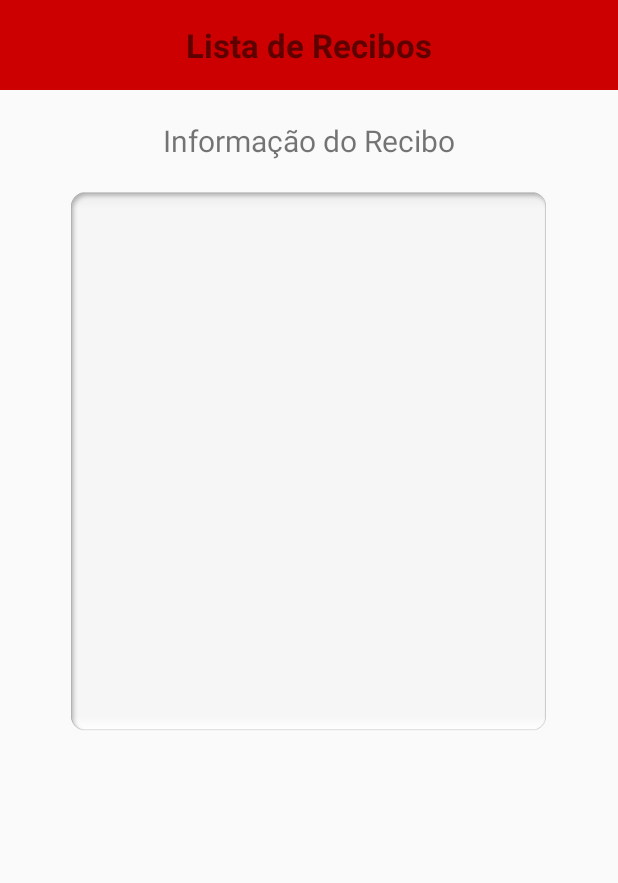
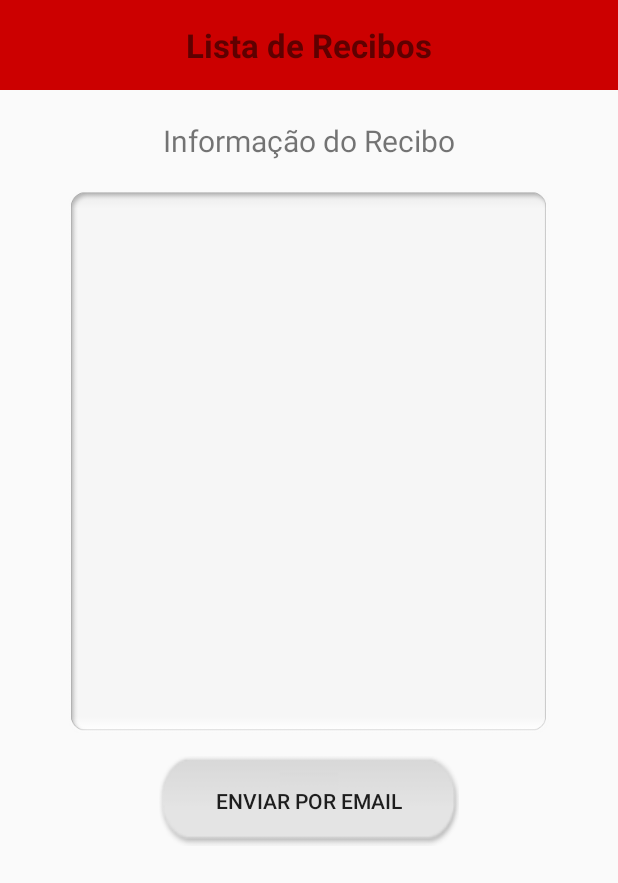
Before and after one commit to ManuelMouta/Receipt-Organizer, an Android app: the ReceiptInfoActivity screen opened directly, with no data from a screen before it, on a phone screen of 412 x 824 dp. Shown: the top 883 px of the screen. Run offline under Robolectric (Android 15) with nearby library versions, the phone set to English and light mode, and no system bars.

Commit message:
EDIT - ReceiptListAdapter.java - It is now possible to send an email with the photo attached

```diff
--- a/app/src/main/java/com/example/manuel/receiptorganizer/activities/ReceiptInfoActivity.java
+++ b/app/src/main/java/com/example/manuel/receiptorganizer/activities/ReceiptInfoActivity.java
@@ -1,18 +1,24 @@
 package com.example.manuel.receiptorganizer.activities;
 
 import android.content.Intent;
+import android.net.Uri;
 import android.os.Bundle;
 import android.os.PersistableBundle;
 import android.support.v7.app.AppCompatActivity;
+import android.view.View;
+import android.widget.Button;
 import android.widget.TextView;
 
 import com.example.manuel.receiptorganizer.R;
+
+import java.io.File;
 
 /**
  * Created by nb21910 on 04/06/16.
  */
 public class ReceiptInfoActivity extends AppCompatActivity {
     private TextView receiptInfoText;
+    private Button send_email_btn;
 
     @Override
     public void onCreate(Bundle savedInstanceState) {
@@ -21,8 +27,24 @@ public class ReceiptInfoActivity extends AppCompatActivity {
 
         Intent intent = getIntent();
         String receiptInfo = intent.getStringExtra("receiptInfo");
+        final String path = intent.getStringExtra("path");
 
+        send_email_btn = (Button) findViewById(R.id.send_email_btn);
         receiptInfoText = (TextView) findViewById(R.id.receipt_info);
         receiptInfoText.setText(receiptInfo);
+
+        send_email_btn.setOnClickListener(new View.OnClickListener() {
+            @Override
+            public void onClick(View v) {
+                Intent intent = new Intent(Intent.ACTION_SENDTO, Uri.fromParts(
+                        "mailto", "", null));
+                intent.putExtra(Intent.EXTRA_SUBJECT, "Recibo");
+                intent.putExtra(Intent.EXTRA_TEXT, "Recibo em anexo.");
+                File file = new File(path);
+                Uri uri = Uri.fromFile(file);
+                intent.putExtra(Intent.EXTRA_STREAM, uri);
+                startActivity(Intent.createChooser(intent, "Choose an Email client :"));
+            }
+        });
     }
 }
--- a/app/src/main/java/com/example/manuel/receiptorganizer/utills/ReceiptsListAdapter.java
+++ b/app/src/main/java/com/example/manuel/receiptorganizer/utills/ReceiptsListAdapter.java
@@ -74,6 +74,7 @@ public class ReceiptsListAdapter extends RecyclerView.Adapter<ReceiptsListAdapte
             public void onClick(View v) {
                 Intent intent = new Intent(mContext,ReceiptInfoActivity.class);
                 intent.putExtra("receiptInfo",receipts.get(position).getInfo());
+                intent.putExtra("path",receipts.get(position).getPath());
                 holder.itemView.getContext().startActivity(intent);
             }
         });
--- a/app/src/main/res/layout/receipt_info.xml
+++ b/app/src/main/res/layout/receipt_info.xml
@@ -31,4 +31,13 @@
         android:background="@drawable/textinput_selector"
         />
 
+    <Button
+        android:id="@+id/send_email_btn"
+        android:layout_width="200dp"
+        android:layout_height="60dp"
+        android:layout_marginTop="15dp"
+        android:layout_gravity="center_horizontal"
+        android:text="Enviar por Email"
+        android:background="@drawable/btn_selector"/>
+
 </LinearLayout>
```
